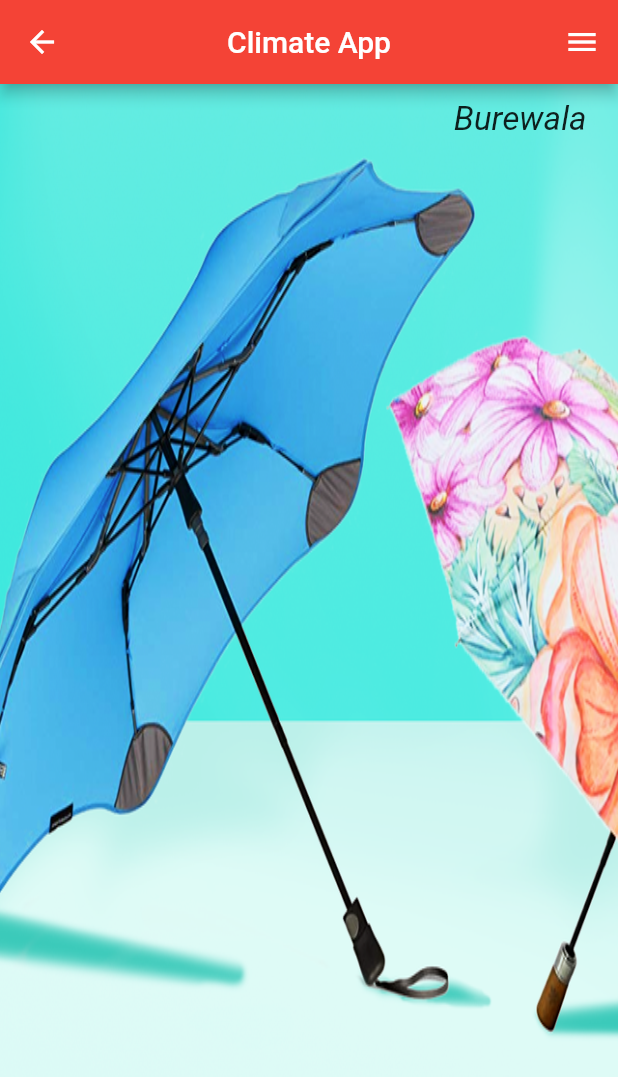
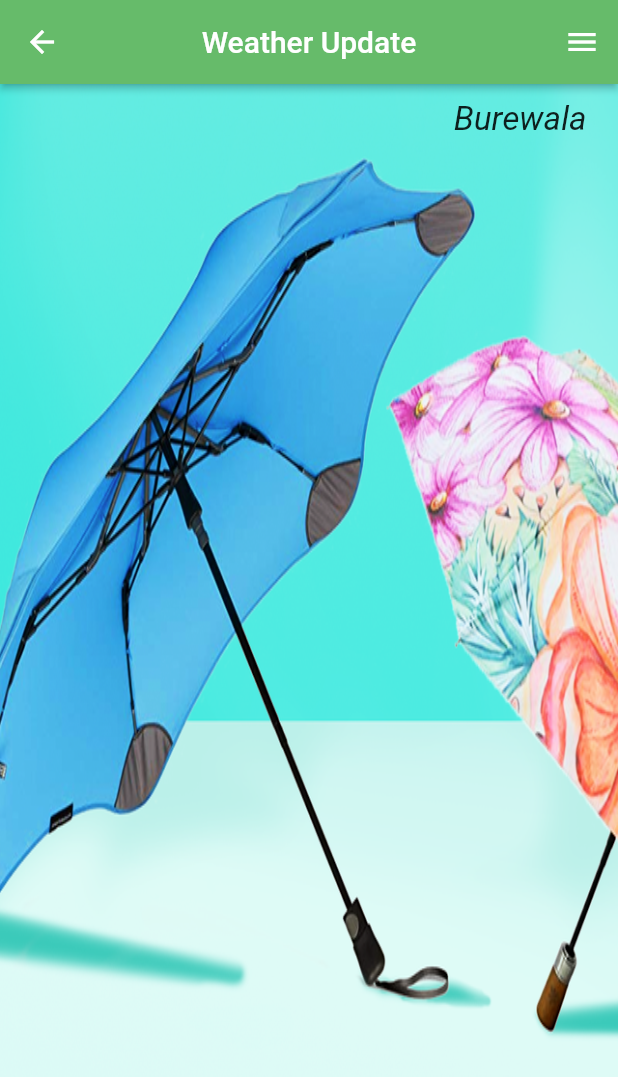
Before and after one commit to Wahid551/agri_app, a Flutter app: the climate screen opened directly, on a phone screen of 412 x 824 dp. Shown: the top 1077 px of the screen. Run offline on Flutter 3.47's test engine with Material 2 defaults, Android fonts, the light colour scheme and no system bars; our stand-ins replace awesome_dialog, cloud_firestore, firebase_auth, firebase_core, firebase_storage, flutter_svg and 5 more; accounts and stored records are empty; network calls fail.

Commit message:
Weather Update

```diff
--- a/lib/ui/Climatefile.dart
+++ b/lib/ui/Climatefile.dart
@@ -33,10 +33,23 @@ class _climateState extends State<climate> {
   @override
   Widget build(BuildContext context) {
     return Scaffold(
+      // appBar: AppBar(
+      //   centerTitle: true,
+      //   title: Text('Weather Update'),
+      //   backgroundColor: Colors.red,
+      //   actions: [
+      //     IconButton(
+      //         icon: Icon(Icons.menu),
+      //         onPressed: () {
+      //           _gotonextScreen(context);
+      //         }),
+      //   ],
+      // ),
       appBar: AppBar(
+        backgroundColor: Colors.green.shade400,
+        elevation: 2.0,
         centerTitle: true,
-        title: Text('Climate App'),
-        backgroundColor: Colors.red,
+        title: Text('Weather Update'),
         actions: [
           IconButton(
               icon: Icon(Icons.menu),
```
